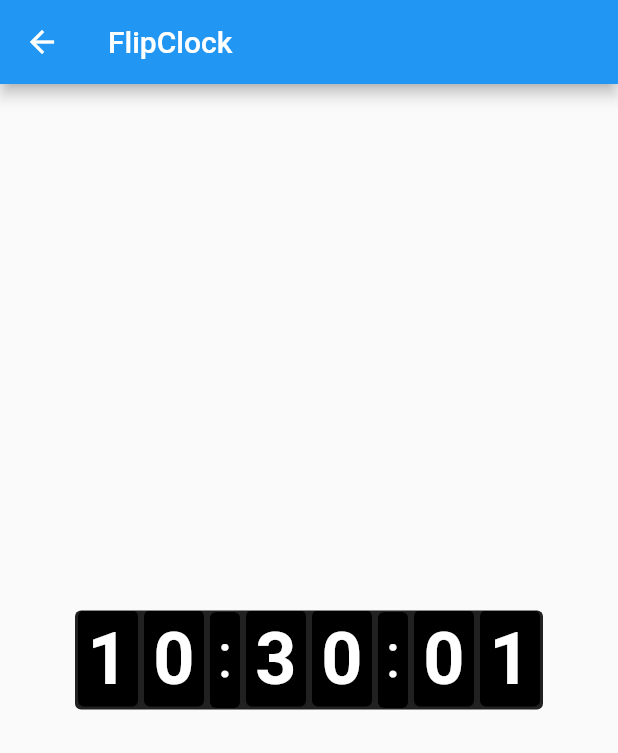
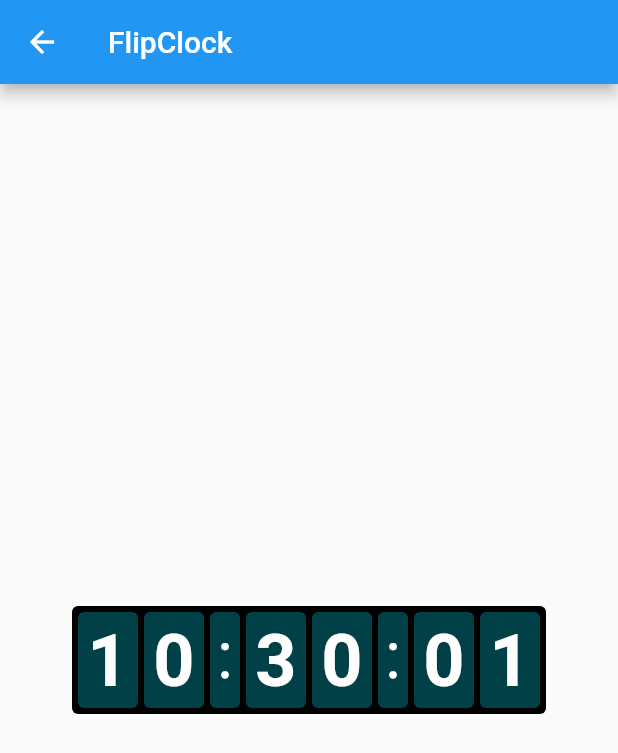
Before and after one commit to cc-nogueira/flip_board, a Flutter app: the FlipClockPage screen opened by its route, on a phone screen of 412 x 824 dp. Shown: the top 753 px of the screen. Run offline on Flutter 3.47's test engine with Material 2 defaults, Android fonts, the phone set to English and light mode, and no system bars.

Commit message:
Example clock color

```diff
--- a/example/lib/pages/flip_clock_page.dart
+++ b/example/lib/pages/flip_clock_page.dart
@@ -9,12 +9,14 @@ class FlipClockPage extends StatelessWidget {
       body: Center(
         child: Container(
           decoration: const BoxDecoration(
-              color: Colors.black87,
+              color: Colors.black,
               borderRadius: BorderRadius.all(Radius.circular(4.0))),
-          height: 66.0,
+          height: 72.0,
+          child: Padding(
+            padding: const EdgeInsets.symmetric(horizontal: 2.0, vertical: 4.0),
             child: FlipClock(
               digitColor: Colors.white,
-            backgroundColor: Colors.black,
+              backgroundColor: const Color(0xFF004046),
               digitSize: 48.0,
               width: 40.0,
               height: 64.0,
@@ -22,6 +24,7 @@ class FlipClockPage extends StatelessWidget {
             ),
           ),
         ),
+      ),
     );
   }
 }
--- a/lib/src/clock/clock_display_builder.dart
+++ b/lib/src/clock/clock_display_builder.dart
@@ -68,13 +68,13 @@ class ClockDisplayBuilder {
       );
 
   Widget _digitBuilder(BuildContext context, int? digit) => Container(
-        alignment: Alignment.center,
-        width: width,
-        height: height,
         decoration: BoxDecoration(
           color: backgroundColor,
           borderRadius: borderRadius,
         ),
+        width: width,
+        height: height,
+        alignment: Alignment.center,
         child: Text(
           digit == null ? ' ' : digit.toString(),
           style: TextStyle(
@@ -102,7 +102,7 @@ class ClockDisplayBuilder {
             padding: const EdgeInsets.only(bottom: 6.0),
             child: Text(
               ':',
-              style: TextStyle(fontSize: digitSize - 6, color: digitColor),
+              style: TextStyle(fontSize: digitSize - 4, color: digitColor),
             ),
           ),
         ),
--- a/lib/src/clock/flip_clock.dart
+++ b/lib/src/clock/flip_clock.dart
@@ -45,6 +45,7 @@ class FlipClock extends StatelessWidget {
 
     return Row(
       mainAxisSize: MainAxisSize.min,
+      crossAxisAlignment: CrossAxisAlignment.center,
       children: [
         _buildHourDisplay(timeStream, initValue),
         _displayBuilder.buildSeparator(),
```
Lines whose indentation alone changed are shown as unchanged.
